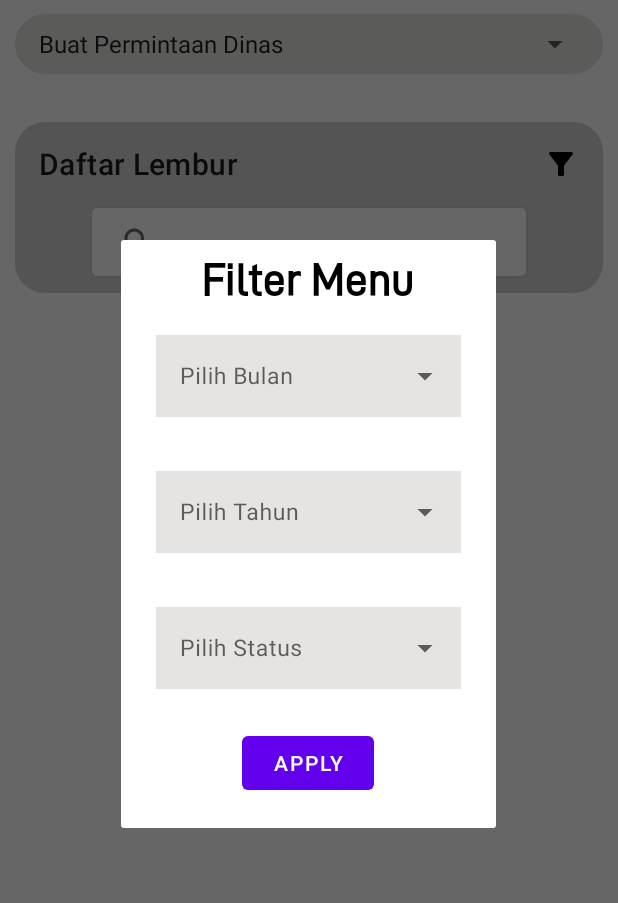
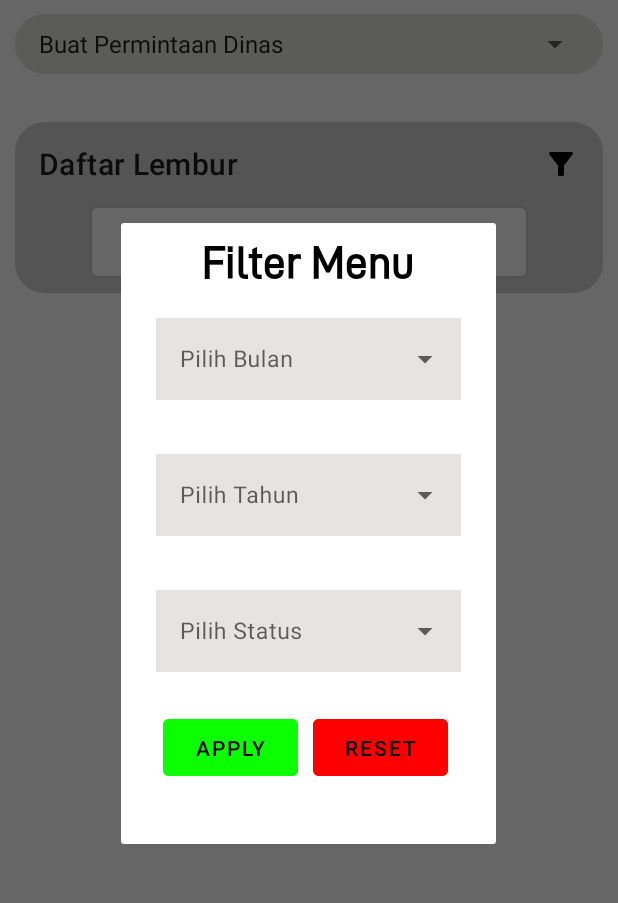
Before and after one commit to Winsdtrom5/PertaminaApp, an Android app: the fragment DaftarLemburFragment placed in its activity, after a tap on an icon or button, on a phone screen of 412 x 824 dp, the part 84-987 px from its top. Run offline under Robolectric (Android 15) with nearby library versions, the phone set to English and light mode, and no system bars; 1 statement that could not run was skipped.

Commit message:
Finnaly filter  in lemburactivity is done

```diff
--- a/app/src/main/java/com/example/pertaminaapp/fragment/DaftarLemburFragment.kt
+++ b/app/src/main/java/com/example/pertaminaapp/fragment/DaftarLemburFragment.kt
@@ -37,6 +37,10 @@ class DaftarLemburFragment : Fragment(), FilterDialogFragment.FilterDialogListen
     private var selectedStatus: String? = null
     private var selectedBulan: String? = null
     private var selectedTahun: String? = null
+    private var isFilterApplied = false
+    private var lastSelectedStatus: String? = null
+    private var lastSelectedBulan: String? = null
+    private var lastSelectedTahun: String? = null
     private lateinit var textDataNotFound: TextView
     private var filteredLemburList: List<LemburItem> = mutableListOf()
     @SuppressLint("MissingInflatedId")
@@ -63,11 +67,27 @@ class DaftarLemburFragment : Fragment(), FilterDialogFragment.FilterDialogListen
             }
 
             override fun onQueryTextChange(newText: String?): Boolean {
-                // Apply filtering by calling the getFilter() method
-                adapter.getFilter().filter(newText)
+                val filteredData = if (isFilterApplied) {
+                    // Search in filteredLemburList
+                    filteredLemburList.filter { item ->
+                        item.pekerjaan.toLowerCase(Locale.getDefault()).contains(newText.orEmpty().toLowerCase(Locale.getDefault()))
+                    }
+                } else {
+                    // Search in lemburList
+                    lemburList.filter { item ->
+                        item.pekerjaan.toLowerCase(Locale.getDefault()).contains(newText.orEmpty().toLowerCase(Locale.getDefault()))
+                    }
+                }
+
+                // Update the adapter with the filtered data
+                adapter.updateFilter(filteredData)
+
+                // Show or hide textDataNotFound based on whether data is found
+                textDataNotFound.visibility = if (filteredData.isEmpty()) View.VISIBLE else View.GONE
+
                 return true
             }
-        })// Initialize the adapter with an empty list for now
+        })
         adapter = LemburAdapter(lemburList)
         recyclerView.adapter = adapter
 
@@ -78,8 +98,17 @@ class DaftarLemburFragment : Fragment(), FilterDialogFragment.FilterDialogListen
     private fun showFilterDialog() {
         val fragmentManager = childFragmentManager
         val (uniqueBulanList, uniqueTahunList) = getBulanAndTahunLists()
-        val filterDialogFragment = FilterDialogFragment.newInstance(uniqueBulanList, uniqueTahunList)
-        filterDialogFragment.show(fragmentManager, "com.example.pertaminaapp.fragment.FilterDialogFragment")
+        val filterDialogFragment = FilterDialogFragment.newInstance(
+            uniqueBulanList,
+            uniqueTahunList,
+            lastSelectedStatus, // Pass the last selected values as arguments
+            lastSelectedBulan,
+            lastSelectedTahun
+        )
+        filterDialogFragment.show(
+            fragmentManager,
+            "com.example.pertaminaapp.fragment.FilterDialogFragment"
+        )
     }
 
     private fun applyFilters() {
@@ -89,8 +118,14 @@ class DaftarLemburFragment : Fragment(), FilterDialogFragment.FilterDialogListen
                     (selectedBulan == null || extractMonth(selectedBulan!!) == extractBulan(item.tanggal)) &&
                     (selectedTahun == null || selectedTahun == extractTahun(item.tanggal))
         }
+        if (filteredLemburList.isEmpty()) {
+            adapter.updateFilter(emptyList())
+            textDataNotFound.visibility = View.VISIBLE
+        } else {
+            textDataNotFound.visibility = View.GONE
             // Update the adapter with the filtered list
             adapter.updateFilter(filteredLemburList)
+        }
     }
 
     private fun extractMonth(date: String): String {
@@ -132,8 +167,14 @@ class DaftarLemburFragment : Fragment(), FilterDialogFragment.FilterDialogListen
         this.selectedBulan = if (selectedBulan.isBlank()) null else selectedBulan
         this.selectedTahun = if (selectedTahun.isBlank()) null else selectedTahun
 
-        // Apply the filters
+        // Apply the filters to the originalLemburList
         applyFilters()
+        isFilterApplied = true // Filters are applied
+
+        // Save the last selected filter values
+        lastSelectedStatus = selectedStatus
+        lastSelectedBulan = selectedBulan
+        lastSelectedTahun = selectedTahun
     }
 
     private fun getBulanAndTahunLists(): Pair<List<String>, List<String>> {
@@ -210,6 +251,7 @@ class DaftarLemburFragment : Fragment(), FilterDialogFragment.FilterDialogListen
                             } else {
                                 textDataNotFound.visibility = View.GONE
                             }
+                        isFilterApplied = false
                         setLoading(false)
                     }
                 } else {
--- a/app/src/main/java/com/example/pertaminaapp/fragment/FilterDialogFragment.kt
+++ b/app/src/main/java/com/example/pertaminaapp/fragment/FilterDialogFragment.kt
@@ -18,11 +18,23 @@ class FilterDialogFragment : DialogFragment() {
     companion object {
         const val KEY_BULAN_LIST = "bulan_list"
         const val KEY_TAHUN_LIST = "tahun_list"
-        fun newInstance(bulanList: List<String>, tahunList: List<String>): FilterDialogFragment {
+        const val KEY_LAST_SELECTED_BULAN = "last_bulan_list"
+        const val KEY_LAST_SELECTED_STATUS = "last_status_list"
+        const val KEY_LAST_SELECTED_TAHUN = "last_tahun_list"
+        fun newInstance(
+            bulanList: List<String>,
+            tahunList: List<String>,
+            lastSelectedStatus: String?, // Receive last selected values as arguments
+            lastSelectedBulan: String?,
+            lastSelectedTahun: String?
+        ): FilterDialogFragment {
             val fragment = FilterDialogFragment()
             val args = Bundle()
             args.putStringArrayList(KEY_BULAN_LIST, ArrayList(bulanList))
             args.putStringArrayList(KEY_TAHUN_LIST, ArrayList(tahunList))
+            args.putString(KEY_LAST_SELECTED_STATUS, lastSelectedStatus) // Store last selected values in arguments
+            args.putString(KEY_LAST_SELECTED_BULAN, lastSelectedBulan)
+            args.putString(KEY_LAST_SELECTED_TAHUN, lastSelectedTahun)
             fragment.arguments = args
             return fragment
         }
@@ -31,7 +43,9 @@ class FilterDialogFragment : DialogFragment() {
         fun onFilterApplied(selectedStatus: String, selectedBulan: String, selectedTahun: String)
     }
     private var filterListener: FilterDialogListener? = null
-
+    private var lastSelectedStatus: String? = null
+    private var lastSelectedBulan: String? = null
+    private var lastSelectedTahun: String? = null
     override fun onAttach(context: Context) {
         super.onAttach(context)
         // Check if the parent Fragment implements the FilterDialogListener interface
@@ -50,7 +64,9 @@ class FilterDialogFragment : DialogFragment() {
         val uniqueBulanList = arguments?.getStringArrayList(KEY_BULAN_LIST)
         val uniqueTahunList = arguments?.getStringArrayList(KEY_TAHUN_LIST)
 
-        // Set up your filter options, e.g., spinners, EditTexts, etc., in the view
+        lastSelectedStatus = arguments?.getString(KEY_LAST_SELECTED_STATUS)
+        lastSelectedBulan = arguments?.getString(KEY_LAST_SELECTED_BULAN)
+        lastSelectedTahun = arguments?.getString(KEY_LAST_SELECTED_TAHUN)
         // Set up your filter options, e.g., AutoCompleteTextViews, EditTexts, etc., in the view
         val autoCompleteBulan = view.findViewById<AutoCompleteTextView>(R.id.acbulan)
         val autoCompleteTahun = view.findViewById<AutoCompleteTextView>(R.id.actahun)
@@ -61,14 +77,16 @@ class FilterDialogFragment : DialogFragment() {
     // Create adapters for the AutoCompleteTextViews
         val bulanAdapter = uniqueBulanList?.let { ArrayAdapter(requireContext(), android.R.layout.simple_dropdown_item_1line, it.toList()) }
         val tahunAdapter = uniqueTahunList?.let { ArrayAdapter(requireContext(), android.R.layout.simple_dropdown_item_1line, it.toList()) }
-
+        autoCompleteStatus.setText(lastSelectedStatus)
+        autoCompleteBulan.setText(lastSelectedBulan)
+        autoCompleteTahun.setText(lastSelectedTahun)
     // Set adapters for the AutoCompleteTextViews
         autoCompleteBulan.setAdapter(bulanAdapter)
         autoCompleteTahun.setAdapter(tahunAdapter)
         autoCompleteStatus.setAdapter(statusAdapter)
     // Find the Button by its ID
         val buttonApply = view.findViewById<Button>(R.id.buttonApply)
-
+        val buttonReset = view.findViewById<Button>(R.id.buttonReset)
     // Add a click listener to the Apply button
         buttonApply.setOnClickListener {
             val selectedStatus = autoCompleteStatus.text.toString()
@@ -81,6 +99,12 @@ class FilterDialogFragment : DialogFragment() {
             // Dismiss the dialog when filters are applied
             dismiss()
         }
+        // Add a click listener to the Reset button to clear filters
+        buttonReset.setOnClickListener {
+            autoCompleteStatus.text.clear()
+            autoCompleteBulan.text.clear()
+            autoCompleteTahun.text.clear()
+        }
         return view
     }
 
--- a/app/src/main/res/layout/dialog_filter.xml
+++ b/app/src/main/res/layout/dialog_filter.xml
@@ -90,14 +90,36 @@
                     android:cursorVisible="false"
                     android:inputType="none"/>
             </com.google.android.material.textfield.TextInputLayout>
-            <Button
-                android:id="@+id/buttonApply"
-                android:layout_width="wrap_content"
-                android:layout_height="wrap_content"
-                android:layout_marginTop="10dp"
-                android:layout_gravity="center"
+            <LinearLayout
+                android:layout_width="match_parent"
+                android:layout_height="match_parent"
                 android:layout_marginBottom="10dp"
-                android:text="Apply"/>
+                android:orientation="horizontal">
+
+                <Button
+                    android:id="@+id/buttonApply"
+                    android:layout_width="90dp"
+                    android:layout_height="50dp"
+                    android:layout_marginStart="20dp"
+                    android:layout_marginTop="10dp"
+                    android:backgroundTint="#0cff00"
+                    android:textColor="@color/black"
+                    android:layout_marginBottom="20dp"
+                    android:text="Apply" />
+
+                <Button
+                    android:id="@+id/buttonReset"
+                    android:layout_width="90dp"
+                    android:layout_height="50dp"
+                    android:layout_marginStart="10dp"
+                    android:layout_marginTop="10dp"
+                    android:layout_marginEnd="30dp"
+                    android:backgroundTint="#ff0000"
+                    android:textColor="@color/black"
+                    android:layout_marginBottom="20dp"
+                    android:text="Reset" />
+            </LinearLayout>
+
         </LinearLayout>
     </androidx.cardview.widget.CardView>
 </LinearLayout>
--- a/app/src/main/res/layout/fragment_daftar_lembur.xml
+++ b/app/src/main/res/layout/fragment_daftar_lembur.xml
@@ -48,6 +48,7 @@
                     android:id="@+id/search_view"
                     android:layout_width="match_parent"
                     android:layout_height="wrap_content"
+                    app:queryHint="Search Data Lembur"
                     app:iconifiedByDefault="false" />
             </FrameLayout>
             <!-- RecyclerView -->
--- a/app/src/main/res/layout/fragment_tambah_lembur.xml
+++ b/app/src/main/res/layout/fragment_tambah_lembur.xml
@@ -112,10 +112,11 @@
             </com.google.android.material.textfield.TextInputLayout>
             <!-- Submit button -->
             <Button
-                android:layout_width="wrap_content"
-                android:layout_height="wrap_content"
+                android:layout_width="match_parent"
+                android:layout_height="match_parent"
                 android:layout_marginTop="15dp"
                 android:layout_marginStart="100dp"
+                android:layout_marginEnd="100dp"
                 android:gravity="center"
                 android:text="Submit" />
 
```
Also changed, not shown: app/src/main/java/com/example/pertaminaapp/fragment/DaftarDinasFragment.kt (+11 -11 lines). Lines whose indentation alone changed are shown as unchanged.
